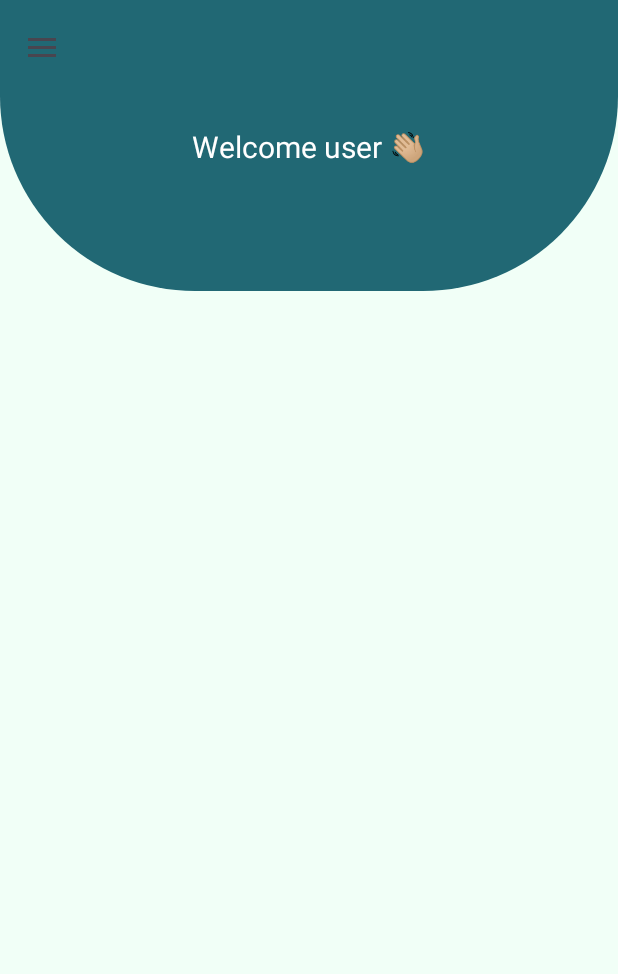
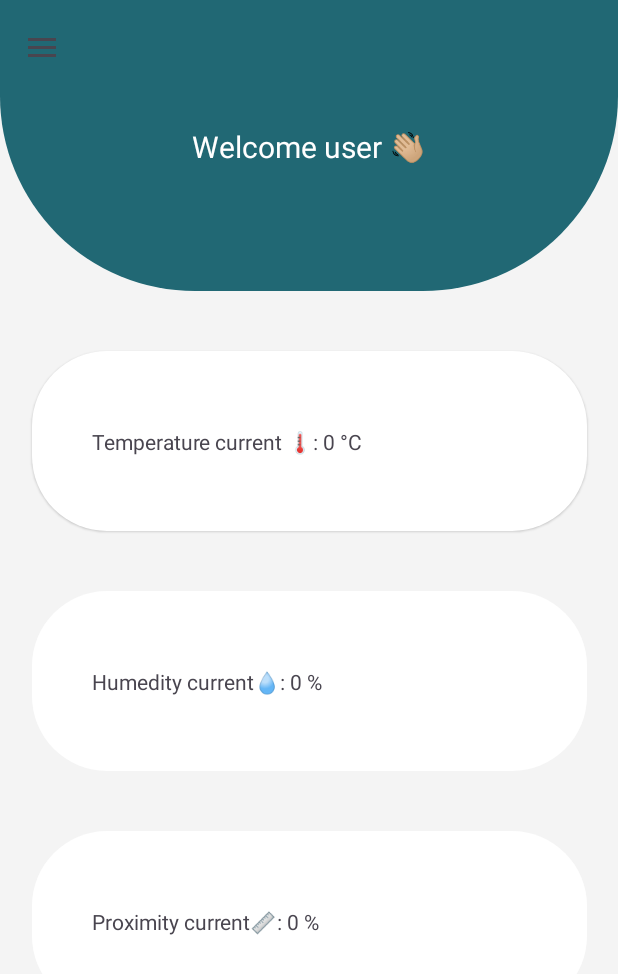
Before and after one commit to AzaelG26/Front_Android_IOT, an Android app: the DashboardActivity screen opened directly, with no data from a screen before it, on a phone screen of 412 x 824 dp. Shown: the top 974 px of the screen. Run offline under Robolectric (Android 15) with nearby library versions, the phone set to English and light mode, and no system bars.

Commit message:
apartados donde irán datos actuales de sensores

```diff
--- /dev/null
+++ b/app/src/main/res/drawable/rounded_container.xml
@@ -0,0 +1,5 @@
+<?xml version="1.0" encoding="utf-8"?>
+<shape xmlns:android="http://schemas.android.com/apk/res/android">
+    <solid android:color="@color/white"/>
+    <corners android:radius="50dp"/>
+</shape>
--- a/app/src/main/res/layout/activity_dashboard.xml
+++ b/app/src/main/res/layout/activity_dashboard.xml
@@ -4,7 +4,7 @@
     android:layout_width="match_parent"
     android:layout_height="match_parent"
     xmlns:app="http://schemas.android.com/apk/res-auto"
-    android:background="#F1FFF7"
+    android:background="#F4F4F4"
     android:id="@+id/drawer_layout"
     tools:context=".DashboardActivity"
     tools:openDrawer="start">
@@ -14,10 +14,98 @@
         android:layout_height="match_parent">
 
         <include
+            android:id="@+id/app_bar_include"
             layout="@layout/app_bar_dashboard"
             android:layout_width="match_parent"
-            android:layout_height="match_parent"
-            />
+            android:layout_height="wrap_content"            />
+
+        <ScrollView
+            android:id="@+id/content"
+            android:layout_width="match_parent"
+            android:layout_height="0dp"
+            app:layout_constraintBottom_toBottomOf="parent"
+            app:layout_constraintTop_toBottomOf="@id/app_bar_include"
+            app:layout_constraintVertical_bias="1.0"
+            tools:layout_editor_absoluteX="0dp">
+
+            <androidx.constraintlayout.widget.ConstraintLayout
+                android:layout_width="match_parent"
+                android:layout_height="wrap_content">
+
+                <!-- Temperature-->
+                <androidx.constraintlayout.widget.ConstraintLayout
+                    android:id="@+id/container_temperature"
+                    android:layout_width="370dp"
+                    android:layout_height="120dp"
+                    android:layout_marginTop="40dp"
+                    android:background="@drawable/rounded_container"
+                    android:elevation="1dp"
+                    app:layout_constraintEnd_toEndOf="parent"
+                    app:layout_constraintStart_toStartOf="parent"
+                    app:layout_constraintTop_toTopOf="parent">
+
+                    <TextView
+                        android:id="@+id/txt_temperature"
+                        android:layout_width="wrap_content"
+                        android:layout_height="wrap_content"
+                        android:layout_marginLeft="40dp"
+                        android:text="Temperature current 🌡️: 0 °C"
+                        app:layout_constraintBottom_toBottomOf="parent"
+                        app:layout_constraintStart_toStartOf="parent"
+                        app:layout_constraintTop_toTopOf="parent" />
+
+                </androidx.constraintlayout.widget.ConstraintLayout>
+
+                <!-- HUMIDITY-->
+
+                <androidx.constraintlayout.widget.ConstraintLayout
+                    android:id="@+id/container_humidity"
+                    android:layout_width="370dp"
+                    android:layout_height="120dp"
+                    android:layout_marginTop="40dp"
+                    android:background="@drawable/rounded_container"
+                    app:layout_constraintTop_toBottomOf="@id/container_temperature"
+                    app:layout_constraintStart_toStartOf="parent"
+                    app:layout_constraintEnd_toEndOf="parent">
+
+                    <TextView
+                        android:id="@+id/txt_humidity"
+                        android:layout_width="wrap_content"
+                        android:layout_height="wrap_content"
+                        android:layout_marginLeft="40dp"
+                        android:text="Humedity current💧: 0 %"
+                        app:layout_constraintBottom_toBottomOf="parent"
+                        app:layout_constraintStart_toStartOf="parent"
+                        app:layout_constraintTop_toTopOf="parent" />
+
+                </androidx.constraintlayout.widget.ConstraintLayout>
+
+                <!-- PROXIMITY -->
+                <androidx.constraintlayout.widget.ConstraintLayout
+                    android:id="@+id/container_proximity"
+                    android:layout_width="370dp"
+                    android:layout_height="120dp"
+                    android:layout_marginTop="40dp"
+                    android:background="@drawable/rounded_container"
+                    app:layout_constraintTop_toBottomOf="@id/container_humidity"
+                    app:layout_constraintStart_toStartOf="parent"
+                    app:layout_constraintEnd_toEndOf="parent">
+
+                    <TextView
+                        android:id="@+id/txt_proximity"
+                        android:layout_width="wrap_content"
+                        android:layout_height="wrap_content"
+                        android:layout_marginLeft="40dp"
+                        android:text="Proximity current📏: 0 %"
+                        app:layout_constraintBottom_toBottomOf="parent"
+                        app:layout_constraintStart_toStartOf="parent"
+                        app:layout_constraintTop_toTopOf="parent" />
+
+                </androidx.constraintlayout.widget.ConstraintLayout>
+
+
+            </androidx.constraintlayout.widget.ConstraintLayout>
+        </ScrollView>
 
     </androidx.constraintlayout.widget.ConstraintLayout>
 
--- a/app/src/main/res/layout/app_bar_dashboard.xml
+++ b/app/src/main/res/layout/app_bar_dashboard.xml
@@ -9,7 +9,7 @@
     <com.google.android.material.appbar.AppBarLayout
         android:layout_width="match_parent"
         android:layout_height="wrap_content"
-        android:background="#F1FFF7"
+        android:background="#F4F4F4"
         android:fitsSystemWindows="true">
 
         <androidx.appcompat.widget.Toolbar
```
